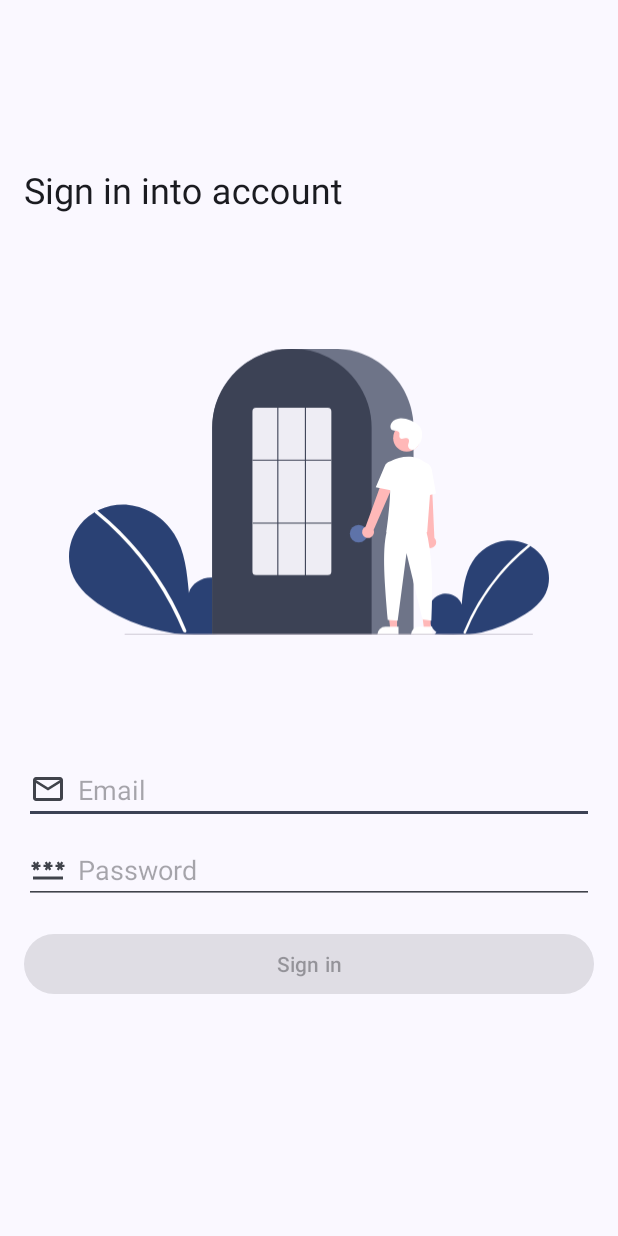
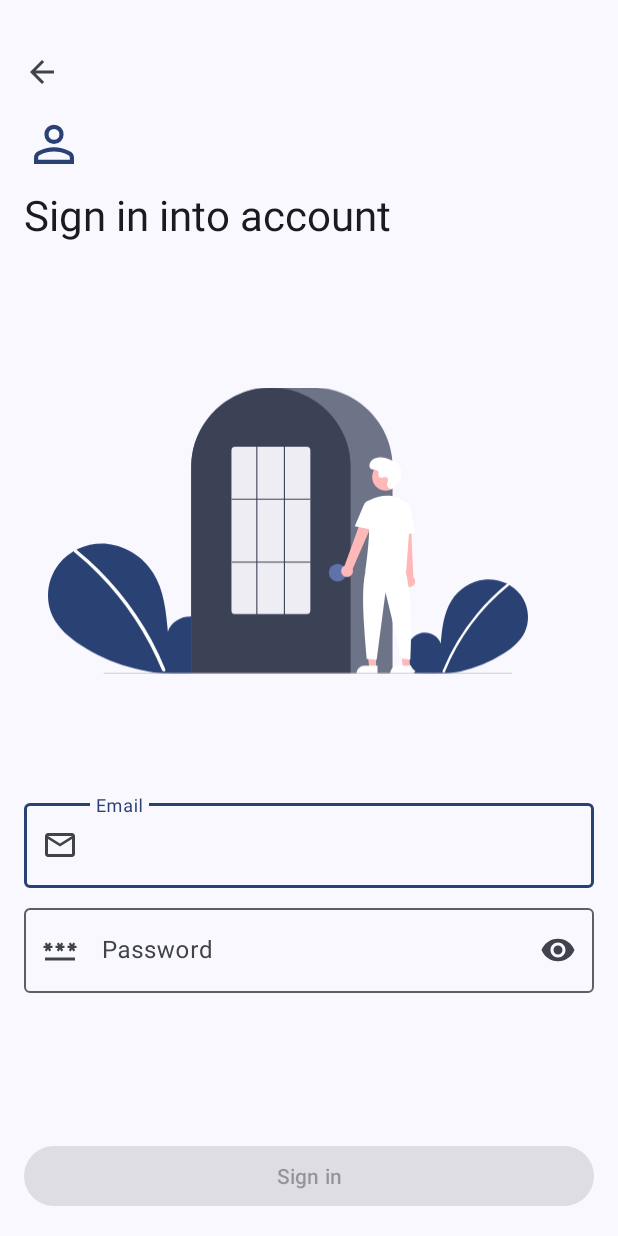
Before and after one commit to HotarunIchijou/Diary, an Android app: the layout fragment_login.xml on its own in the app's theme, with its tools: preview values and no code run, on a phone screen of 412 x 824 dp. Run offline under Robolectric (Android 15) with nearby library versions, the phone set to English and light mode, and no system bars.

Commit message:
feat: add login fragment, support Google sign in

```diff
--- /dev/null
+++ b/app/src/main/res/drawable/person_40px.xml
@@ -0,0 +1,12 @@
+<vector xmlns:android="http://schemas.android.com/apk/res/android"
+	xmlns:tools="http://schemas.android.com/tools"
+	android:width="40dp"
+    android:height="40dp"
+    android:viewportWidth="960"
+    android:viewportHeight="960"
+    android:tint="?attr/colorControlNormal">
+  <path
+      android:fillColor="@android:color/white"
+      android:pathData="M480,479.33Q414,479.33 370.33,435.67Q326.67,392 326.67,326Q326.67,260 370.33,216.33Q414,172.67 480,172.67Q546,172.67 589.67,216.33Q633.33,260 633.33,326Q633.33,392 589.67,435.67Q546,479.33 480,479.33ZM160,800L160,700Q160,663.33 178.5,635.83Q197,608.33 226.67,594Q292,563.67 354.33,548.5Q416.67,533.33 480,533.33Q543.33,533.33 605.33,548.83Q667.33,564.33 732.61,594.13Q763.15,608.55 781.57,635.94Q800,663.33 800,700L800,800L160,800ZM226.67,733.33L733.33,733.33L733.33,700Q733.33,685.67 725.17,673Q717,660.33 704.67,654Q644,624.33 590.33,612.17Q536.67,600 480,600Q423.33,600 369,612.17Q314.67,624.33 254.67,654Q242.33,660.33 234.5,673Q226.67,685.67 226.67,700L226.67,733.33ZM480,412.67Q517,412.67 541.83,387.83Q566.67,363 566.67,326Q566.67,289 541.83,264.17Q517,239.33 480,239.33Q443,239.33 418.17,264.17Q393.33,289 393.33,326Q393.33,363 418.17,387.83Q443,412.67 480,412.67ZM480,326Q480,326 480,326Q480,326 480,326Q480,326 480,326Q480,326 480,326Q480,326 480,326Q480,326 480,326Q480,326 480,326Q480,326 480,326ZM480,733.33L480,733.33Q480,733.33 480,733.33Q480,733.33 480,733.33Q480,733.33 480,733.33Q480,733.33 480,733.33Q480,733.33 480,733.33Q480,733.33 480,733.33Q480,733.33 480,733.33Q480,733.33 480,733.33L480,733.33Z"
+	  tools:ignore="VectorPath" />
+</vector>
--- a/app/src/main/res/layout/fragment_login.xml
+++ b/app/src/main/res/layout/fragment_login.xml
@@ -1,108 +1,139 @@
 <?xml version="1.0" encoding="utf-8"?>
-<androidx.constraintlayout.widget.ConstraintLayout xmlns:android="http://schemas.android.com/apk/res/android"
+<androidx.coordinatorlayout.widget.CoordinatorLayout
+	xmlns:android="http://schemas.android.com/apk/res/android"
 	xmlns:app="http://schemas.android.com/apk/res-auto"
 	xmlns:tools="http://schemas.android.com/tools"
-	android:id="@+id/container"
+	android:id="@+id/fragment_container_login"
 	android:layout_width="match_parent"
 	android:layout_height="match_parent"
-	tools:context=".ui.login.LoginFragment">
+	android:background="?attr/colorSurface"
+	tools:context=".ui.fragments.LoginFragment">
+
+	<androidx.core.widget.NestedScrollView
+		android:id="@+id/nestedScrollView"
+		android:layout_width="match_parent"
+		android:layout_height="match_parent"
+		app:layout_behavior="@string/appbar_scrolling_view_behavior">
+
+		<LinearLayout
+			android:id="@+id/credentialsContainer"
+			android:layout_width="match_parent"
+			android:layout_height="wrap_content"
+			android:orientation="vertical"
+			android:layout_margin="16dp">
 
 			<com.google.android.material.appbar.AppBarLayout
-		android:id="@+id/appBarLayout"
+				android:id="@+id/titlebar"
 				android:layout_width="match_parent"
 				android:layout_height="wrap_content"
-		android:fitsSystemWindows="true"
-		app:layout_constraintEnd_toEndOf="parent"
-		app:layout_constraintTop_toTopOf="parent">
+				android:background="@android:color/transparent"
+				android:backgroundTint="@android:color/transparent"
+				android:fitsSystemWindows="true">
 
-		<com.google.android.material.appbar.CollapsingToolbarLayout
-			style="?attr/collapsingToolbarLayoutMediumStyle"
+				<LinearLayout
 					android:layout_width="match_parent"
-			android:layout_height="?attr/collapsingToolbarLayoutLargeSize"
-			app:layout_scrollFlags="noScroll">
+					android:layout_height="wrap_content"
+					android:orientation="vertical"
+					android:background="@android:color/transparent"
+					android:paddingTop="20dp"
+					android:paddingBottom="16dp">
 
-			<com.google.android.material.appbar.MaterialToolbar
+					<ImageView
+						android:id="@+id/back"
+						android:layout_width="wrap_content"
+						android:layout_height="wrap_content"
+						android:contentDescription="@string/navigate_back"
+						android:src="@drawable/arrow_back_24px" />
+
+					<LinearLayout
 						android:layout_width="match_parent"
-				android:layout_height="?attr/actionBarSize"
-				android:elevation="0dp"
-				app:title="Sign in into account" />
+						android:layout_height="wrap_content"
+						android:orientation="vertical"
+						android:paddingTop="16dp"
+						tools:ignore="UseCompoundDrawables">
 
-		</com.google.android.material.appbar.CollapsingToolbarLayout>
+						<ImageView
+							android:layout_width="wrap_content"
+							android:layout_height="wrap_content"
+							android:contentDescription="@string/sign_in_icon"
+							android:src="@drawable/person_40px"
+							app:tint="?colorPrimary" />
 
+						<TextView
+							android:layout_width="wrap_content"
+							android:layout_height="wrap_content"
+							android:layout_marginTop="8dp"
+							android:text="@string/sign_in_title"
+							android:textAppearance="?attr/textAppearanceHeadlineMedium" />
+					</LinearLayout>
+				</LinearLayout>
 			</com.google.android.material.appbar.AppBarLayout>
 
 			<ImageView
 				android:id="@+id/imageView"
 				android:layout_width="320dp"
 				android:layout_height="320dp"
+				android:layout_margin="16dp"
 				android:src="@drawable/login"
-		android:layout_margin="16dp"
-		app:layout_constraintEnd_toEndOf="parent"
-		app:layout_constraintStart_toStartOf="parent"
-		app:layout_constraintTop_toBottomOf="@+id/appBarLayout"
 				tools:ignore="ContentDescription" />
 
-	<EditText
+			<com.google.android.material.textfield.TextInputLayout
+				android:id="@+id/usernameContainer"
+				android:layout_width="match_parent"
+				android:layout_height="wrap_content"
+				app:endIconMode="clear_text"
+				app:startIconDrawable="@drawable/mail_24px"
+				app:startIconContentDescription="@string/mail_icon">
+
+				<com.google.android.material.textfield.TextInputEditText
 					android:id="@+id/username"
 					android:layout_width="match_parent"
 					android:layout_height="wrap_content"
-		android:layout_marginTop="16dp"
-		android:layout_marginStart="16dp"
-		android:layout_marginEnd="16dp"
-		android:autofillHints="@string/prompt_email"
-		android:drawableStart="@drawable/mail_24px"
-		android:drawablePadding="8dp"
 					android:hint="@string/prompt_email"
 					android:inputType="textEmailAddress"
-		android:selectAllOnFocus="true"
-		app:layout_constraintEnd_toEndOf="parent"
-		app:layout_constraintStart_toStartOf="parent"
-		app:layout_constraintTop_toBottomOf="@+id/imageView" />
+					android:autofillHints="emailAddress"
+					android:paddingStart="48dp"
+					android:paddingEnd="16dp" />
+			</com.google.android.material.textfield.TextInputLayout>
 
-	<EditText
+			<com.google.android.material.textfield.TextInputLayout
+				android:id="@+id/passwordContainer"
+				android:layout_width="match_parent"
+				android:layout_height="wrap_content"
+				android:layout_marginTop="8dp"
+				app:endIconMode="password_toggle"
+				app:startIconDrawable="@drawable/password_24px"
+				app:startIconContentDescription="@string/password_icon">
+
+				<com.google.android.material.textfield.TextInputEditText
 					android:id="@+id/password"
 					android:layout_width="match_parent"
 					android:layout_height="wrap_content"
-		android:layout_marginStart="16dp"
-		android:layout_marginTop="8dp"
-		android:layout_marginEnd="16dp"
-		android:autofillHints="@string/prompt_password"
 					android:hint="@string/prompt_password"
-		android:imeActionLabel="@string/action_sign_in_short"
 					android:imeOptions="actionDone"
 					android:inputType="textPassword"
+					android:autofillHints="password"
 					android:selectAllOnFocus="true"
-		android:drawableStart="@drawable/password_24px"
-		android:drawablePadding="8dp"
-		app:layout_constraintEnd_toEndOf="parent"
-		app:layout_constraintStart_toStartOf="parent"
-		app:layout_constraintTop_toBottomOf="@+id/username" />
+					android:paddingStart="48dp"
+					android:paddingEnd="16dp"/>
+			</com.google.android.material.textfield.TextInputLayout>
+		</LinearLayout>
+	</androidx.core.widget.NestedScrollView>
 
 	<Button
 		android:id="@+id/login"
 		android:layout_width="match_parent"
 		android:layout_height="wrap_content"
-		android:layout_margin="16dp"
+		android:layout_marginHorizontal="16dp"
+		android:layout_marginBottom="16dp"
 		android:enabled="false"
 		android:text="@string/action_sign_in"
-		app:layout_constraintEnd_toEndOf="parent"
-		app:layout_constraintStart_toStartOf="parent"
-		app:layout_constraintTop_toBottomOf="@+id/password" />
+		android:layout_gravity="bottom" />
 
 	<ProgressBar
 		android:id="@+id/loading"
 		android:layout_width="wrap_content"
 		android:layout_height="wrap_content"
 		android:layout_gravity="center"
-		android:layout_marginStart="32dp"
-		android:layout_marginTop="64dp"
-		android:layout_marginEnd="32dp"
-		android:layout_marginBottom="64dp"
-		android:visibility="gone"
-		app:layout_constraintBottom_toBottomOf="parent"
-		app:layout_constraintEnd_toEndOf="@+id/password"
-		app:layout_constraintStart_toStartOf="@+id/password"
-		app:layout_constraintTop_toTopOf="parent"
-		app:layout_constraintVertical_bias="0.3" />
-
-</androidx.constraintlayout.widget.ConstraintLayout>
+		android:visibility="gone" />
+</androidx.coordinatorlayout.widget.CoordinatorLayout>
```
Also changed, not shown: app/src/main/kotlin/org/kaorun/diary/ui/fragments/LoginFragment.kt (added, +122 -0 lines), 1 other file. Lines whose indentation alone changed are shown as unchanged.
